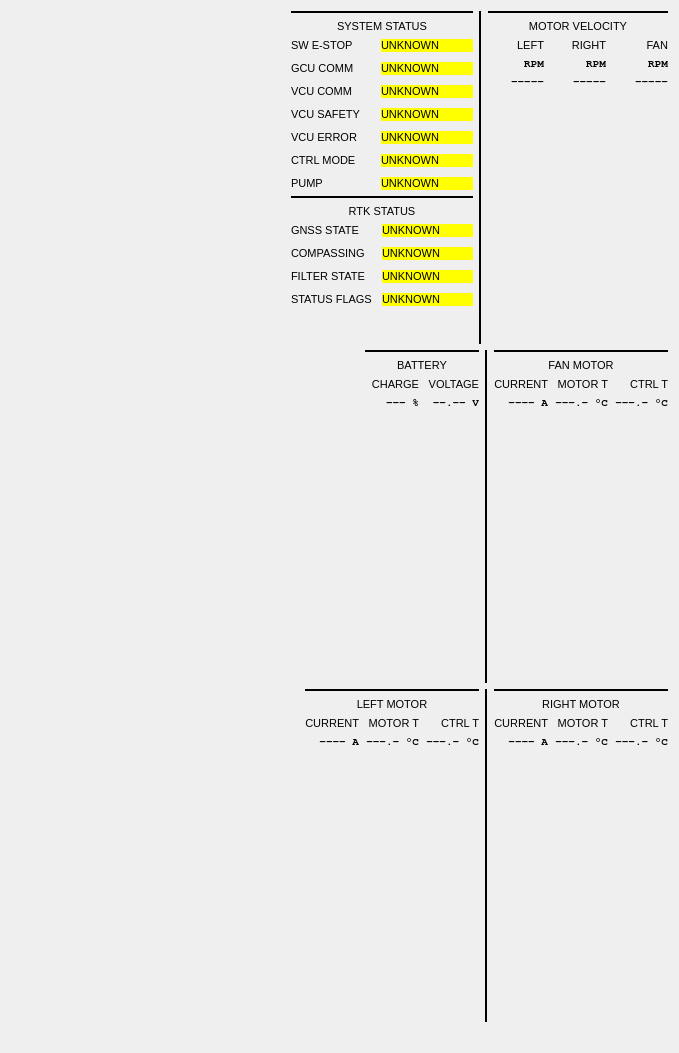
Old version of the form asb_rviz_plugins/resources/asb.ui in the repository AIRLab-POLIMI/AgroSenseBot.
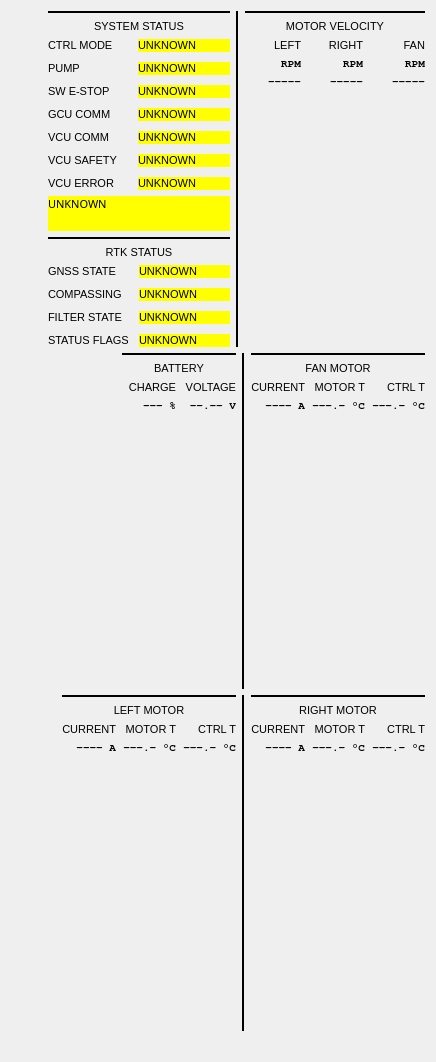
New version of the form. Custom widgets are drawn as their Qt base class.

```diff
--- a/asb_rviz_plugins/resources/asb.ui
+++ b/asb_rviz_plugins/resources/asb.ui
@@ -12,8 +12,8 @@
    <rect>
     <x>0</x>
     <y>0</y>
-    <width>679</width>
-    <height>1053</height>
+    <width>436</width>
+    <height>1062</height>
    </rect>
   </property>
   <property name="windowTitle">
@@ -96,6 +96,88 @@
             <number>10</number>
            </property>
            <item row="0" column="0">
+            <widget class="QLabel" name="control_mode_label">
+             <property name="sizePolicy">
+              <sizepolicy hsizetype="Fixed" vsizetype="Preferred">
+               <horstretch>0</horstretch>
+               <verstretch>0</verstretch>
+              </sizepolicy>
+             </property>
+             <property name="font">
+              <font>
+               <pointsize>8</pointsize>
+               <weight>50</weight>
+               <bold>false</bold>
+              </font>
+             </property>
+             <property name="text">
+              <string>CTRL MODE</string>
+             </property>
+            </widget>
+           </item>
+           <item row="0" column="1">
+            <widget class="QLabel" name="control_mode_disp">
+             <property name="font">
+              <font>
+               <family>Ubuntu</family>
+               <pointsize>8</pointsize>
+               <weight>50</weight>
+               <bold>false</bold>
+              </font>
+             </property>
+             <property name="styleSheet">
+              <string notr="true">background-color: rgb(255, 255, 0);</string>
+             </property>
+             <property name="text">
+              <string>UNKNOWN</string>
+             </property>
+             <property name="margin">
+              <number>2</number>
+             </property>
+            </widget>
+           </item>
+           <item row="1" column="0">
+            <widget class="QLabel" name="pump_label">
+             <property name="sizePolicy">
+              <sizepolicy hsizetype="Fixed" vsizetype="Preferred">
+               <horstretch>0</horstretch>
+               <verstretch>0</verstretch>
+              </sizepolicy>
+             </property>
+             <property name="font">
+              <font>
+               <pointsize>8</pointsize>
+               <weight>50</weight>
+               <bold>false</bold>
+              </font>
+             </property>
+             <property name="text">
+              <string>PUMP</string>
+             </property>
+            </widget>
+           </item>
+           <item row="1" column="1">
+            <widget class="QLabel" name="pump_disp">
+             <property name="font">
+              <font>
+               <family>Ubuntu</family>
+               <pointsize>8</pointsize>
+               <weight>50</weight>
+               <bold>false</bold>
+              </font>
+             </property>
+             <property name="styleSheet">
+              <string notr="true">background-color: rgb(255, 255, 0);</string>
+             </property>
+             <property name="text">
+              <string>UNKNOWN</string>
+             </property>
+             <property name="margin">
+              <number>2</number>
+             </property>
+            </widget>
+           </item>
+           <item row="2" column="0">
             <widget class="QLabel" name="sw_emergency_stop_label">
              <property name="sizePolicy">
               <sizepolicy hsizetype="Fixed" vsizetype="Preferred">
@@ -115,7 +197,7 @@
              </property>
             </widget>
            </item>
-           <item row="0" column="1">
+           <item row="2" column="1">
             <widget class="QLabel" name="sw_emergency_stop_disp">
              <property name="font">
               <font>
@@ -131,9 +213,12 @@
              <property name="text">
               <string>UNKNOWN</string>
              </property>
+             <property name="margin">
+              <number>2</number>
+             </property>
             </widget>
            </item>
-           <item row="1" column="0">
+           <item row="3" column="0">
             <widget class="QLabel" name="gcu_comm_label">
              <property name="sizePolicy">
               <sizepolicy hsizetype="Fixed" vsizetype="Preferred">
@@ -153,7 +238,7 @@
              </property>
             </widget>
            </item>
-           <item row="1" column="1">
+           <item row="3" column="1">
             <widget class="QLabel" name="gcu_comm_disp">
              <property name="font">
               <font>
@@ -169,9 +254,12 @@
              <property name="text">
               <string>UNKNOWN</string>
              </property>
+             <property name="margin">
+              <number>2</number>
+             </property>
             </widget>
            </item>
-           <item row="2" column="0">
+           <item row="4" column="0">
             <widget class="QLabel" name="vcu_comm_label">
              <property name="sizePolicy">
               <sizepolicy hsizetype="Fixed" vsizetype="Preferred">
@@ -191,7 +279,7 @@
              </property>
             </widget>
            </item>
-           <item row="2" column="1">
+           <item row="4" column="1">
             <widget class="QLabel" name="vcu_comm_disp">
              <property name="font">
               <font>
@@ -207,9 +295,12 @@
              <property name="text">
               <string>UNKNOWN</string>
              </property>
+             <property name="margin">
+              <number>2</number>
+             </property>
             </widget>
            </item>
-           <item row="3" column="0">
+           <item row="5" column="0">
             <widget class="QLabel" name="vcu_safety_label">
              <property name="sizePolicy">
               <sizepolicy hsizetype="Fixed" vsizetype="Preferred">
@@ -229,7 +320,7 @@
              </property>
             </widget>
            </item>
-           <item row="3" column="1">
+           <item row="5" column="1">
             <widget class="QLabel" name="vcu_safety_disp">
              <property name="font">
               <font>
@@ -245,9 +336,12 @@
              <property name="text">
               <string>UNKNOWN</string>
              </property>
+             <property name="margin">
+              <number>2</number>
+             </property>
             </widget>
            </item>
-           <item row="4" column="0">
+           <item row="6" column="0">
             <widget class="QLabel" name="vcu_error_label">
              <property name="font">
               <font>
@@ -261,84 +355,8 @@
              </property>
             </widget>
            </item>
-           <item row="4" column="1">
-            <widget class="QLabel" name="vcu_error_disp">
-             <property name="font">
-              <font>
-               <family>Ubuntu</family>
-               <pointsize>8</pointsize>
-               <weight>50</weight>
-               <bold>false</bold>
-              </font>
-             </property>
-             <property name="styleSheet">
-              <string notr="true">background-color: rgb(255, 255, 0);</string>
-             </property>
-             <property name="text">
-              <string>UNKNOWN</string>
-             </property>
-            </widget>
-           </item>
-           <item row="5" column="0">
-            <widget class="QLabel" name="control_mode_label">
-             <property name="sizePolicy">
-              <sizepolicy hsizetype="Fixed" vsizetype="Preferred">
-               <horstretch>0</horstretch>
-               <verstretch>0</verstretch>
-              </sizepolicy>
-             </property>
-             <property name="font">
-              <font>
-               <pointsize>8</pointsize>
-               <weight>50</weight>
-               <bold>false</bold>
-              </font>
-             </property>
-             <property name="text">
-              <string>CTRL MODE</string>
-             </property>
-            </widget>
-           </item>
-           <item row="5" column="1">
-            <widget class="QLabel" name="control_mode_disp">
-             <property name="font">
-              <font>
-               <family>Ubuntu</family>
-               <pointsize>8</pointsize>
-               <weight>50</weight>
-               <bold>false</bold>
-              </font>
-             </property>
-             <property name="styleSheet">
-              <string notr="true">background-color: rgb(255, 255, 0);</string>
-             </property>
-             <property name="text">
-              <string>UNKNOWN</string>
-             </property>
-            </widget>
-           </item>
-           <item row="6" column="0">
-            <widget class="QLabel" name="pump_label">
-             <property name="sizePolicy">
-              <sizepolicy hsizetype="Fixed" vsizetype="Preferred">
-               <horstretch>0</horstretch>
-               <verstretch>0</verstretch>
-              </sizepolicy>
-             </property>
-             <property name="font">
-              <font>
-               <pointsize>8</pointsize>
-               <weight>50</weight>
-               <bold>false</bold>
-              </font>
-             </property>
-             <property name="text">
-              <string>PUMP</string>
-             </property>
-            </widget>
-           </item>
            <item row="6" column="1">
-            <widget class="QLabel" name="pump_disp">
+            <widget class="QLabel" name="vcu_error_code_disp">
              <property name="font">
               <font>
                <family>Ubuntu</family>
@@ -353,10 +371,52 @@
              <property name="text">
               <string>UNKNOWN</string>
              </property>
+             <property name="margin">
+              <number>2</number>
+             </property>
             </widget>
            </item>
           </layout>
          </item>
+         <item>
+          <widget class="QLabel" name="vcu_error_description_disp">
+           <property name="minimumSize">
+            <size>
+             <width>170</width>
+             <height>28</height>
+            </size>
+           </property>
+           <property name="maximumSize">
+            <size>
+             <width>193</width>
+             <height>16777215</height>
+            </size>
+           </property>
+           <property name="font">
+            <font>
+             <family>Ubuntu Mono</family>
+             <pointsize>8</pointsize>
+             <weight>50</weight>
+             <bold>false</bold>
+            </font>
+           </property>
+           <property name="styleSheet">
+            <string notr="true">background-color: rgb(255, 255, 0);</string>
+           </property>
+           <property name="text">
+            <string>UNKNOWN</string>
+           </property>
+           <property name="alignment">
+            <set>Qt::AlignLeading|Qt::AlignLeft|Qt::AlignTop</set>
+           </property>
+           <property name="wordWrap">
+            <bool>true</bool>
+           </property>
+           <property name="margin">
+            <number>2</number>
+           </property>
+          </widget>
+         </item>
          <item>
           <layout class="QVBoxLayout" name="rtk_status_v_layout">
            <item>
```
